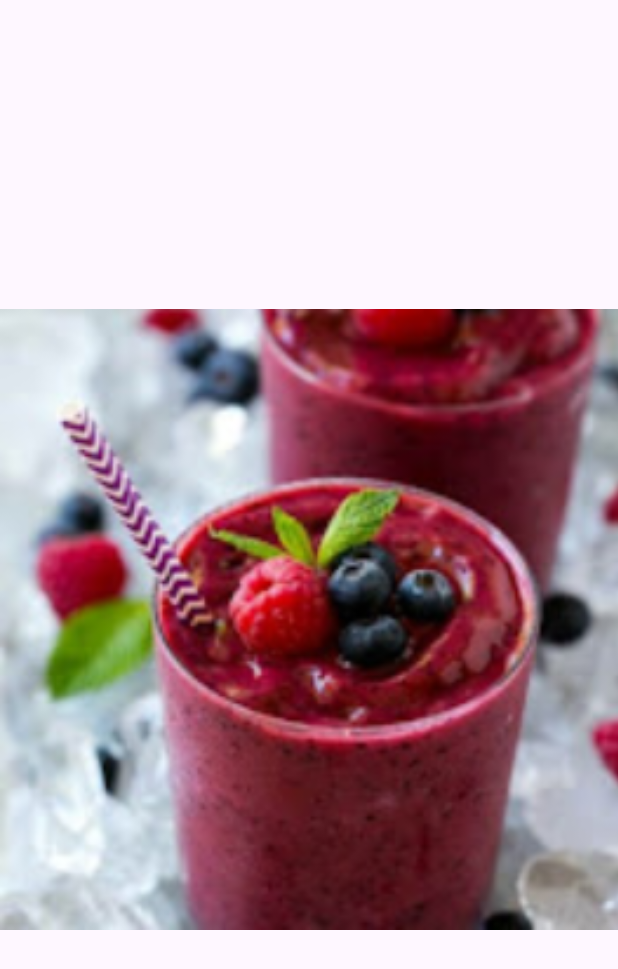
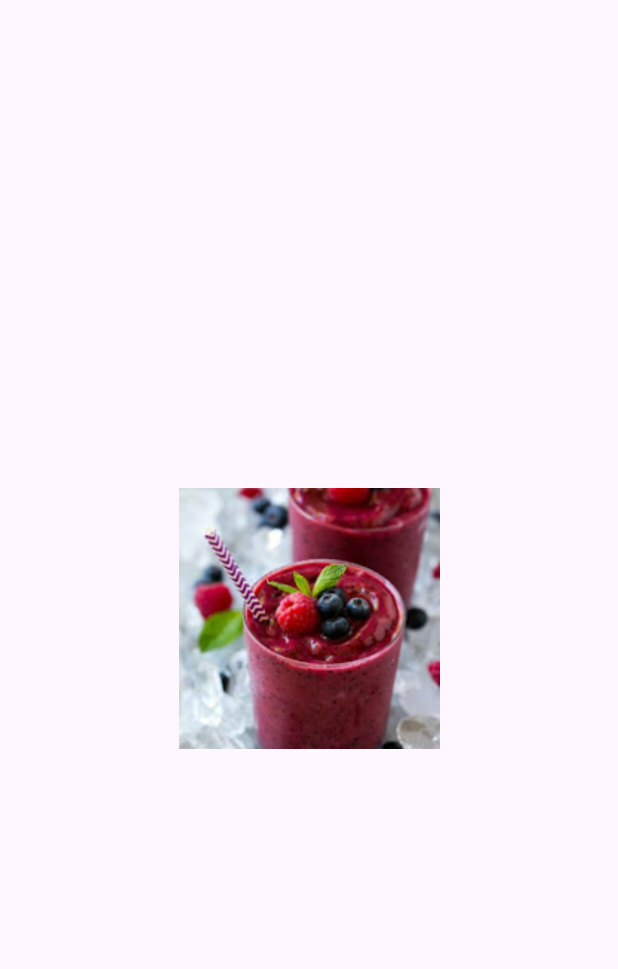
Before and after one commit to mariamarshad0105/MAD_ICA_ExploreWithSAMAY, an Android app: the Splash_Screen screen opened directly, with no data from a screen before it, on a phone screen of 412 x 824 dp. Shown: the top 969 px of the screen. Run offline under Robolectric (Android 15) with nearby library versions, the phone set to English and light mode, and no system bars.

Commit message:
Animations added to Splash Screen

```diff
--- a/app/src/main/java/com/example/explore_with_samay/Splash_Screen.kt
+++ b/app/src/main/java/com/example/explore_with_samay/Splash_Screen.kt
@@ -1,20 +1,71 @@
 package com.example.explore_with_samay
 
 import android.content.Intent
-import androidx.appcompat.app.AppCompatActivity
 import android.os.Bundle
 import android.os.Handler
+import android.view.animation.Animation
+import android.view.animation.AnimationSet
+import android.view.animation.RotateAnimation
+import android.view.animation.ScaleAnimation
+import android.widget.ImageView
+import androidx.appcompat.app.AppCompatActivity
 
 class Splash_Screen : AppCompatActivity() {
+
+    private val SPLASH_DURATION: Long = 4000 // 3 seconds
+    private val ROTATION_DURATION: Long = 2000 // 2 seconds
+    private val ZOOM_DURATION: Long = 2000 // 1 second
+
     override fun onCreate(savedInstanceState: Bundle?) {
         super.onCreate(savedInstanceState)
         setContentView(R.layout.activity_splash_screen)
 
-        // Using Handler to delay navigation
+        val imageView: ImageView = findViewById(R.id.imageView)
+
+        // Animation: Rotate Animation
+        val rotateAnimation = RotateAnimation(
+            0f, 360f, // Start and end rotation degrees
+            Animation.RELATIVE_TO_SELF, 0.5f, // Pivot point X (center)
+            Animation.RELATIVE_TO_SELF, 0.5f // Pivot point Y (center)
+        )
+        rotateAnimation.duration = ROTATION_DURATION
+        rotateAnimation.fillAfter = true // Keeps the final rotation state
+
+        // Animation: Zoom In Animation
+        val zoomInAnimation = ScaleAnimation(
+            1f, 1.5f, // Start and end scale on X-axis
+            1f, 1.5f, // Start and end scale on Y-axis
+            Animation.RELATIVE_TO_SELF, 0.5f, // Pivot point X (center)
+            Animation.RELATIVE_TO_SELF, 0.5f // Pivot point Y (center)
+        )
+        zoomInAnimation.duration = ZOOM_DURATION
+        zoomInAnimation.startOffset = ROTATION_DURATION // Wait until rotation completes
+
+        // Animation Set for sequential animations
+        val animationSet = AnimationSet(false) // false for sequential execution
+        animationSet.addAnimation(rotateAnimation)
+        animationSet.addAnimation(zoomInAnimation)
+
+        // Set animation listener
+        animationSet.setAnimationListener(object : Animation.AnimationListener {
+            override fun onAnimationStart(animation: Animation?) {}
+
+            override fun onAnimationEnd(animation: Animation?) {
+                // Navigate to MainActivity after animation completes
+                startActivity(Intent(this@Splash_Screen, MainActivity::class.java))
+                finish()
+            }
+
+            override fun onAnimationRepeat(animation: Animation?) {}
+        })
+
+        // Start animation on ImageView
+        imageView.startAnimation(animationSet)
+
+        // Delayed navigation after animation duration
         Handler().postDelayed({
-            // Start MainActivity after delay
-            startActivity(Intent(this, MainActivity::class.java))
-            finish() // Close this activity
-        }, 3000) // Delay in milliseconds (e.g., 3000ms = 3 seconds)
+            startActivity(Intent(this@Splash_Screen, MainActivity::class.java))
+            finish()
+        }, SPLASH_DURATION)
     }
 }
--- a/app/src/main/res/layout/activity_splash_screen.xml
+++ b/app/src/main/res/layout/activity_splash_screen.xml
@@ -6,13 +6,16 @@
     android:layout_height="match_parent"
     tools:context=".Splash_Screen">
 
-    <ImageView
+    <androidx.appcompat.widget.AppCompatImageView
         android:id="@+id/imageView"
-        android:layout_width="414dp"
-        android:layout_height="825dp"
+        android:layout_width="202dp"
+        android:layout_height="174dp"
+        android:layout_gravity="center"
+        android:src="@drawable/channels4_profile"
         app:layout_constraintBottom_toBottomOf="parent"
         app:layout_constraintEnd_toEndOf="parent"
+        app:layout_constraintHorizontal_bias="0.5"
         app:layout_constraintStart_toStartOf="parent"
         app:layout_constraintTop_toTopOf="parent"
-        app:srcCompat="@drawable/channels4_profile" />
+        app:layout_constraintVertical_bias="0.5" />
 </androidx.constraintlayout.widget.ConstraintLayout>
```
